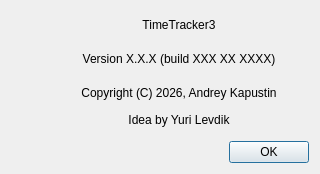
Before: the Qt Designer form Srt.QT/tt3-gui/AboutDialog.ui in akapustiatyahoocouk/TimeTracker3, drawn with Qt 5.
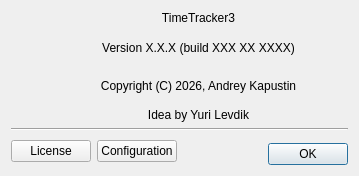
After: the same form once the commit is applied. Icons and pictures are not drawn.

```diff
--- a/Srt.QT/tt3-gui/AboutDialog.ui
+++ b/Srt.QT/tt3-gui/AboutDialog.ui
@@ -6,12 +6,12 @@
    <rect>
     <x>0</x>
     <y>0</y>
-    <width>320</width>
-    <height>174</height>
+    <width>359</width>
+    <height>176</height>
    </rect>
   </property>
   <property name="sizePolicy">
-   <sizepolicy hsizetype="Preferred" vsizetype="Preferred">
+   <sizepolicy hsizetype="Minimum" vsizetype="Minimum">
     <horstretch>0</horstretch>
     <verstretch>0</verstretch>
    </sizepolicy>
@@ -24,7 +24,30 @@
     <normaloff>:/tt3-gui/Resources/Images/Actions/AboutLarge.png</normaloff>:/tt3-gui/Resources/Images/Actions/AboutLarge.png</iconset>
   </property>
   <layout class="QGridLayout" name="gridLayout">
-   <item row="0" column="0" rowspan="3">
+   <item row="2" column="1" colspan="4">
+    <widget class="QLabel" name="copyrightLabel">
+     <property name="text">
+      <string>Copyright (C) 2026, Andrey Kapustin</string>
+     </property>
+     <property name="alignment">
+      <set>Qt::AlignmentFlag::AlignCenter</set>
+     </property>
+    </widget>
+   </item>
+   <item row="6" column="3">
+    <spacer name="horizontalSpacer">
+     <property name="orientation">
+      <enum>Qt::Orientation::Horizontal</enum>
+     </property>
+     <property name="sizeHint" stdset="0">
+      <size>
+       <width>31</width>
+       <height>20</height>
+      </size>
+     </property>
+    </spacer>
+   </item>
+   <item row="1" column="0" rowspan="2">
     <widget class="QLabel" name="pictureLabel">
      <property name="sizePolicy">
       <sizepolicy hsizetype="Fixed" vsizetype="Fixed">
@@ -46,7 +69,36 @@
      </property>
     </widget>
    </item>
-   <item row="0" column="1">
+   <item row="5" column="2" rowspan="2">
+    <widget class="QPushButton" name="showConfigurationPushButton">
+     <property name="text">
+      <string>Configuration</string>
+     </property>
+     <property name="icon">
+      <iconset resource="tt3-gui.qrc">
+       <normaloff>:/tt3-gui/Resources/Images/Actions/ShowConfigurationSmall.png</normaloff>:/tt3-gui/Resources/Images/Actions/ShowConfigurationSmall.png</iconset>
+     </property>
+    </widget>
+   </item>
+   <item row="5" column="0" rowspan="2" colspan="2">
+    <widget class="QPushButton" name="showLicensePushButton">
+     <property name="text">
+      <string>License</string>
+     </property>
+     <property name="icon">
+      <iconset resource="tt3-gui.qrc">
+       <normaloff>:/tt3-gui/Resources/Images/Actions/ShowLicenseSmall.png</normaloff>:/tt3-gui/Resources/Images/Actions/ShowLicenseSmall.png</iconset>
+     </property>
+    </widget>
+   </item>
+   <item row="4" column="0" colspan="5">
+    <widget class="Line" name="line">
+     <property name="orientation">
+      <enum>Qt::Orientation::Horizontal</enum>
+     </property>
+    </widget>
+   </item>
+   <item row="0" column="1" colspan="4">
     <widget class="QLabel" name="productLabel">
      <property name="text">
       <string>TimeTracker3</string>
@@ -56,27 +108,7 @@
      </property>
     </widget>
    </item>
-   <item row="1" column="1">
-    <widget class="QLabel" name="versionLabel">
-     <property name="text">
-      <string>Version X.X.X (build XXX XX XXXX)</string>
-     </property>
-     <property name="alignment">
-      <set>Qt::AlignmentFlag::AlignCenter</set>
-     </property>
-    </widget>
-   </item>
-   <item row="2" column="1">
-    <widget class="QLabel" name="copyrightLabel">
-     <property name="text">
-      <string>Copyright (C) 2026, Andrey Kapustin</string>
-     </property>
-     <property name="alignment">
-      <set>Qt::AlignmentFlag::AlignCenter</set>
-     </property>
-    </widget>
-   </item>
-   <item row="3" column="1">
+   <item row="3" column="1" colspan="4">
     <widget class="QLabel" name="creditsLabel">
      <property name="text">
       <string>Idea by Yuri Levdik</string>
@@ -86,23 +118,17 @@
      </property>
     </widget>
    </item>
-   <item row="4" column="0" colspan="2">
-    <spacer name="verticalSpacer">
-     <property name="orientation">
-      <enum>Qt::Orientation::Vertical</enum>
+   <item row="1" column="1" colspan="4">
+    <widget class="QLabel" name="versionLabel">
+     <property name="text">
+      <string>Version X.X.X (build XXX XX XXXX)</string>
      </property>
-     <property name="sizeType">
-      <enum>QSizePolicy::Policy::Fixed</enum>
+     <property name="alignment">
+      <set>Qt::AlignmentFlag::AlignCenter</set>
      </property>
-     <property name="sizeHint" stdset="0">
-      <size>
-       <width>298</width>
-       <height>8</height>
-      </size>
-     </property>
-    </spacer>
+    </widget>
    </item>
-   <item row="5" column="0" colspan="2">
+   <item row="6" column="4">
     <widget class="QDialogButtonBox" name="buttonBox">
      <property name="orientation">
       <enum>Qt::Orientation::Horizontal</enum>
```
Left out of the diff: 43 changed lines with no effect on the pictures.
